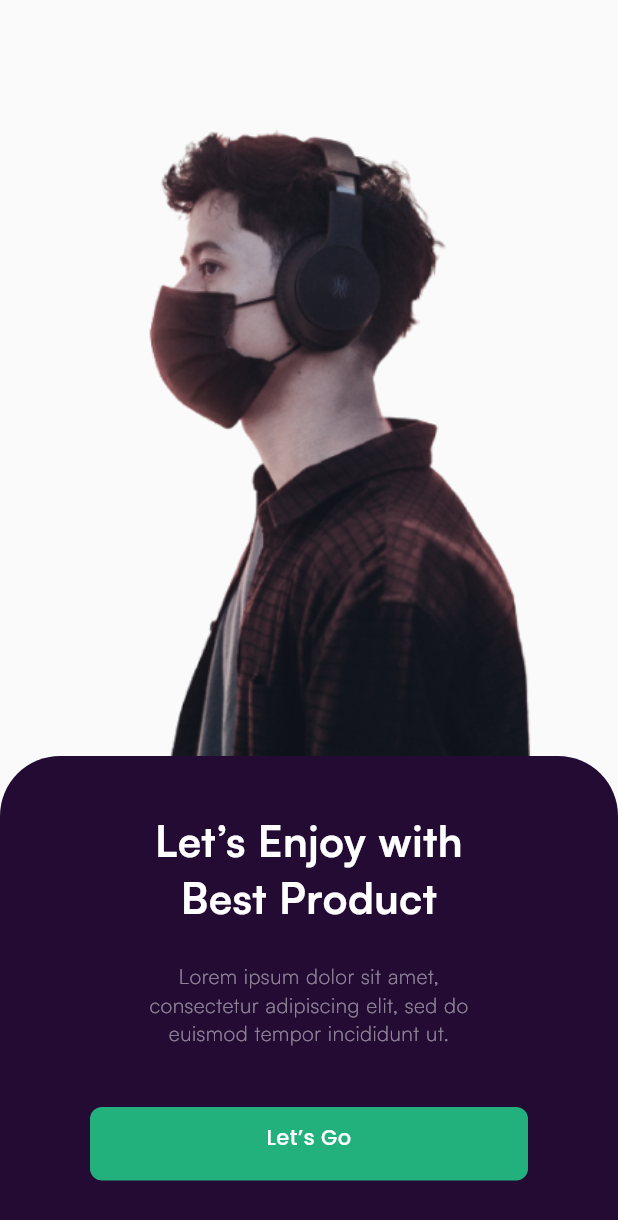
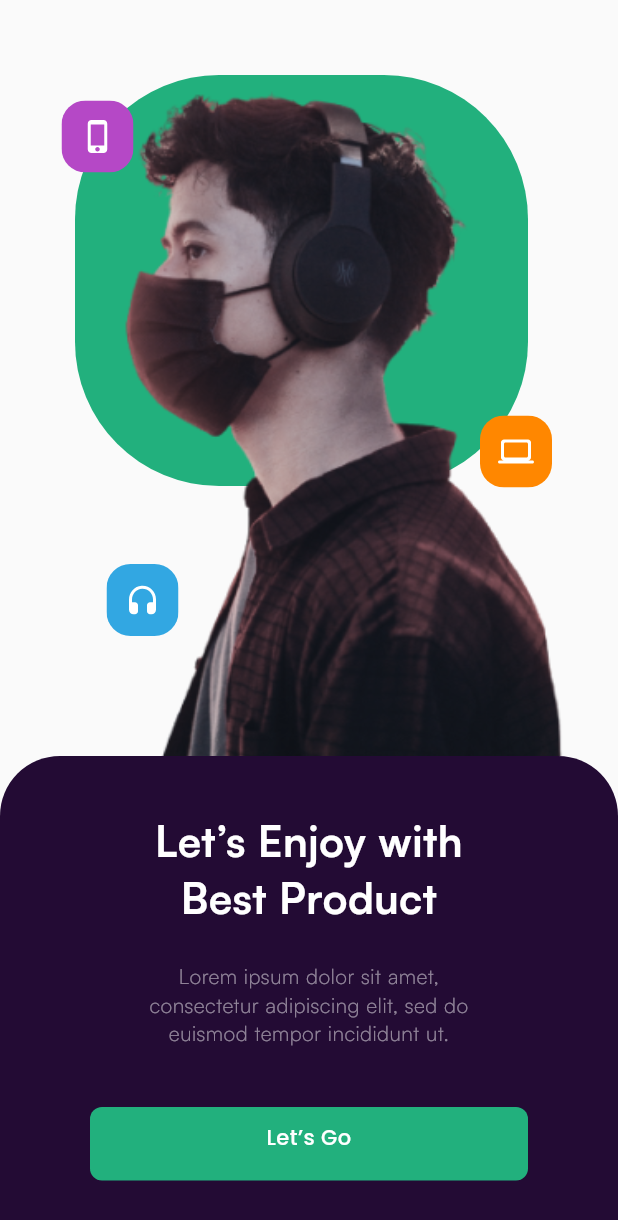
Before and after one commit to CodePhilanthropist/bemboo, a Flutter app: the screen it shows after launch, on a phone screen of 412 x 824 dp. Shown: the top 1220 px of the screen. Run offline on Flutter 3.47's test engine with Material 2 defaults, Android fonts, the light colour scheme and no system bars; our stand-ins replace flutter_svg, google_fonts.

Commit message:
finish onboarding screen

```diff
--- a/lib/src/features/onboarding/onboarding_screen.dart
+++ b/lib/src/features/onboarding/onboarding_screen.dart
@@ -1,26 +1,63 @@
 import 'package:flutter/material.dart';
 import 'package:google_fonts/google_fonts.dart';
+import 'package:flutter_svg/flutter_svg.dart';
 
 class OnboardingScreen extends StatelessWidget {
   const OnboardingScreen({super.key});
 
   @override
   Widget build(BuildContext context) {
-    return Scaffold(
+    return SafeArea(
+      child: Scaffold(
           body: Column(
         children: [
-        const Expanded(
+          Expanded(
             flex: 2,
-          child: SizedBox(
             child: Stack(
               children: [
                 Positioned(
-                  child: Image(
+                    top: 50,
+                    bottom: 180,
+                    left: 50,
+                    right: 60,
+                    child: Container(
+                      width: 273,
+                      height: 273,
+                      decoration: ShapeDecoration(
+                        color: const Color(0xFF22B07D),
+                        shape: RoundedRectangleBorder(
+                          borderRadius: BorderRadius.circular(96),
+                        ),
+                      ),
+                    )),
+                Positioned(
+                  child: Container(
+                    decoration: const BoxDecoration(
+                      image: DecorationImage(
                           image: AssetImage("assets/images/person.png"),
+                          fit: BoxFit.cover),
                     ),
-                )
+                    child: const Stack(
+                      children: [],
+                    ),
+                  ),
+                ),
+                Positioned(
+                  left: 41,
+                  top: 67,
+                  child: SvgPicture.asset("assets/svg/phone.svg"),
+                ),
+                Positioned(
+                  left: 320,
+                  top: 277,
+                  child: SvgPicture.asset("assets/svg/laptop.svg"),
+                ),
+                Positioned(
+                  left: 71,
+                  top: 376,
+                  child: SvgPicture.asset("assets/svg/headphone.svg"),
+                ),
               ],
-            ),
             ),
           ),
           Container(
@@ -97,6 +134,7 @@ class OnboardingScreen extends StatelessWidget {
             ),
           )
         ],
-    ));
+      )),
+    );
   }
 }
--- a/pubspec.yaml
+++ b/pubspec.yaml
@@ -9,6 +9,7 @@ environment:
 dependencies:
   flutter:
     sdk: flutter
+  flutter_svg: ^2.0.7
   google_fonts: ^5.1.0
 
 dev_dependencies:
@@ -20,6 +21,7 @@ flutter:
   uses-material-design: true
   assets:
     - assets/images/
+    - assets/svg/
   fonts:
     - family: Satoshi Variable
       fonts:
```
Also changed, not shown: assets/svg/headphone.svg (added), assets/svg/laptop.svg (added), assets/svg/phone.svg (added), pubspec.lock. Lines whose indentation alone changed are shown as unchanged.
